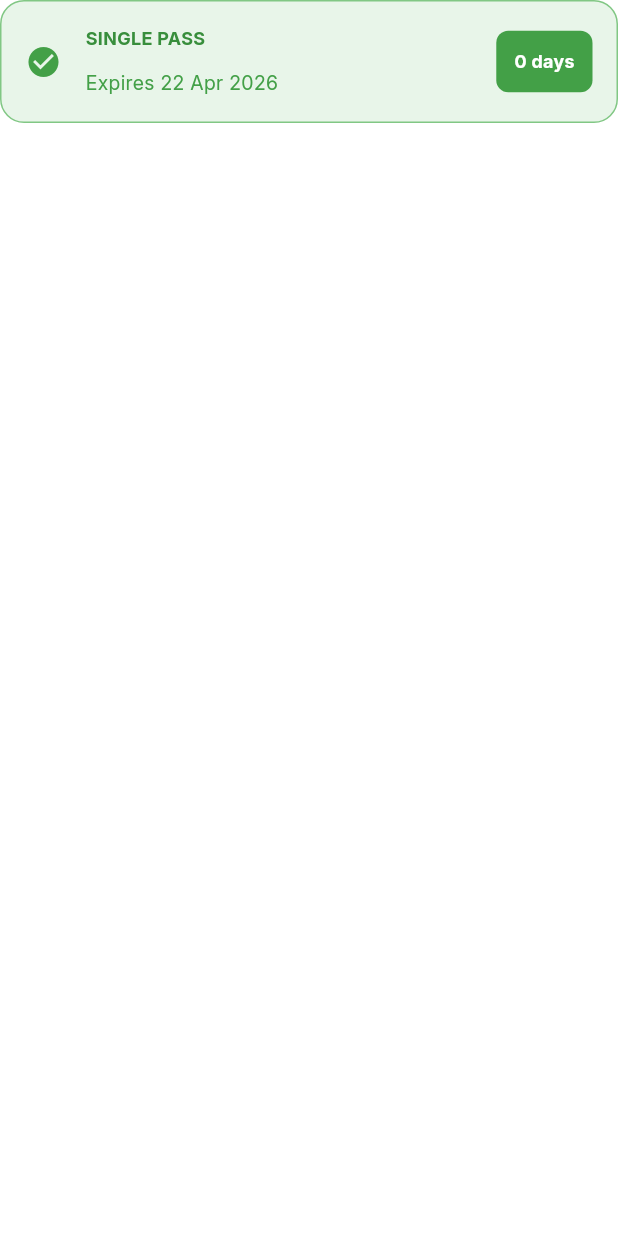
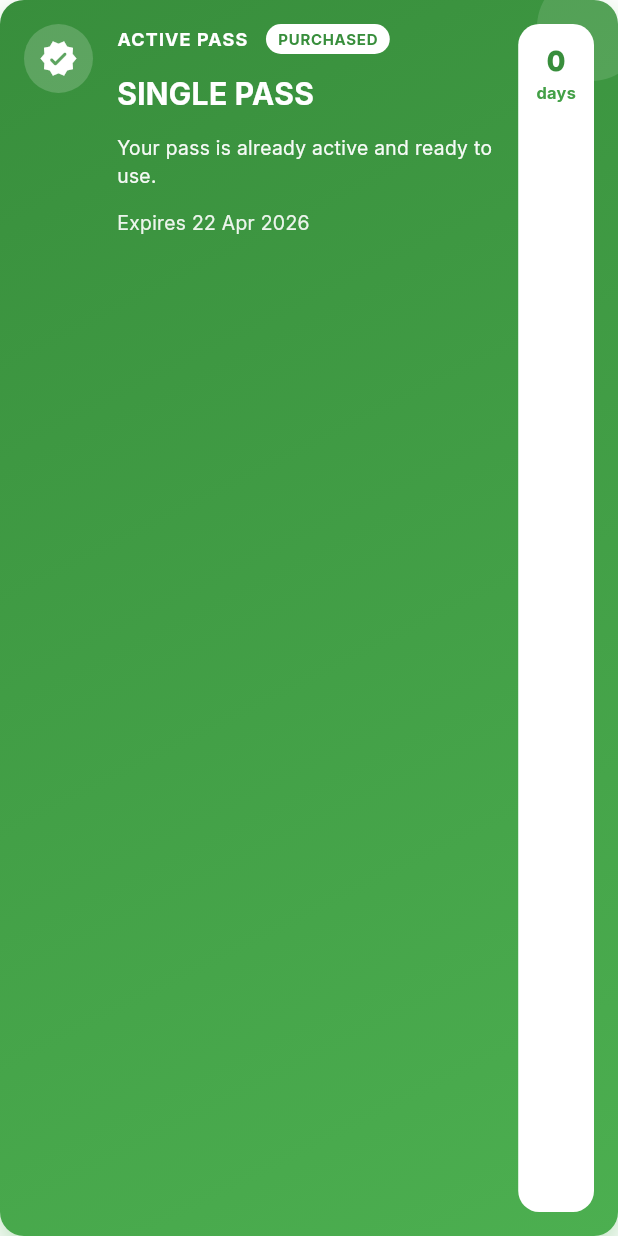
Before and after one commit to hengputh52/velotoulouse, a Flutter app: the ActivePassBanner widget shown alone on an empty page, opened directly with empty values, on a phone screen of 412 x 824 dp. Run offline on Flutter 3.47's test engine with Material 3 defaults, Android fonts, the phone set to English and light mode, and no system bars; our stand-ins replace geolocator, get_it, google_maps_flutter; accounts and stored records are empty; network calls fail.

Commit message:
implement active pass in pass selection

```diff
--- a/lib/data/repositories/pass/pass_repository_firebase.dart
+++ b/lib/data/repositories/pass/pass_repository_firebase.dart
@@ -17,23 +17,32 @@ class FirebasePassRepository implements PassRepository {
       final http.Response response = await http.get(passesUri);
       if (response.statusCode == 200) {
         if (response.body == 'null' || response.body.isEmpty) {
-          print('No active pass found');
+          print('✓ No active pass found for user');
           return null;
         }
         Map<String, dynamic> passesJson = json.decode(response.body);
 
         for (final entry in passesJson.entries) {
-          final pass = PassDto.fromJson(entry.key, entry.value);
+          try {
+            final pass = PassDto.fromJson(
+              entry.key,
+              entry.value as Map<String, dynamic>,
+            );
 
             if (pass.userId == userId && pass.isActive) {
               lastedPass = pass;
             }
+          } catch (e) {
+            print('⚠️ Skipping malformed pass ${entry.key}: $e');
+            continue;
+          }
         }
       } else {
-        throw Exception('No Active Pass Found');
+        throw Exception('No Active Pass Found: ${response.statusCode}');
       }
     } catch (e) {
-      throw Exception('Error loading active pass: $e');
+      print('❌ Error loading active pass: $e');
+      rethrow;
     }
     return lastedPass;
   }
@@ -44,10 +53,15 @@ class FirebasePassRepository implements PassRepository {
       final http.Response response = await http.get(passesUri);
 
       if (response.statusCode == 200) {
+        if (response.body == 'null' || response.body.isEmpty) {
+          return [];
+        }
+
         Map<String, dynamic> passesJson = json.decode(response.body);
         List<Pass> result = [];
 
         for (final entry in passesJson.entries) {
+          try {
             final pass = PassDto.fromJson(
               entry.key,
               entry.value as Map<String, dynamic>,
@@ -56,13 +70,18 @@ class FirebasePassRepository implements PassRepository {
             if (pass.userId == userId) {
               result.add(pass);
             }
+          } catch (e) {
+            print('⚠️ Skipping malformed pass ${entry.key}: $e');
+            continue;
+          }
         }
         return result;
       } else {
-        throw Exception('Failed to load pass history');
+        throw Exception('Failed to load pass history: ${response.statusCode}');
       }
     } catch (e) {
-      throw Exception('Error loading pass history: $e');
+      print('❌ Error loading pass history: $e');
+      rethrow;
     }
   }
 
@@ -91,7 +110,7 @@ class FirebasePassRepository implements PassRepository {
         'expiresAt': now.add(validity).toIso8601String(),
       };
 
-      await http.post(
+      await http.put(
         Uri.https(
           'velotoulouse-42876-default-rtdb.firebaseio.com',
           '/passes/$passId.json',
--- a/lib/main_dev.dart
+++ b/lib/main_dev.dart
@@ -34,7 +34,6 @@ List<InheritedProvider> get devProviders {
     // ============================================
     // 2 - INJECT GLOBAL STATE & VIEWMODELS
     // ============================================
-    ChangeNotifierProvider<AuthState>(create: (_) => AuthState()),
     ChangeNotifierProvider<AuthViewModel>(
       create: (context) => AuthViewModel(
         context.read<AuthRepository>(),
--- a/lib/ui/screens/pass/widgets/active_pass_banner.dart
+++ b/lib/ui/screens/pass/widgets/active_pass_banner.dart
@@ -14,26 +14,105 @@ class ActivePassBanner extends StatelessWidget {
   Widget build(BuildContext context) {
     return Container(
       decoration: BoxDecoration(
-        color: Colors.green.shade50,
-        border: Border.all(color: Colors.green.shade300),
+        gradient: LinearGradient(
+          colors: [Colors.green.shade700, Colors.green.shade500],
+          begin: Alignment.topLeft,
+          end: Alignment.bottomRight,
+        ),
         borderRadius: BorderRadius.circular(AppSpacings.radius),
+        boxShadow: [
+          BoxShadow(
+            color: Colors.green.shade200.withOpacity(0.8),
+            blurRadius: 18,
+            offset: const Offset(0, 8),
           ),
+        ],
+      ),
+      child: Stack(
+        children: [
+          Positioned(
+            top: -18,
+            right: -18,
+            child: Container(
+              width: 72,
+              height: 72,
+              decoration: BoxDecoration(
+                color: Colors.white.withOpacity(0.12),
+                shape: BoxShape.circle,
+              ),
+            ),
+          ),
+          Padding(
             padding: EdgeInsets.all(AppSpacings.m),
             child: Row(
+              crossAxisAlignment: CrossAxisAlignment.start,
               children: [
-          Icon(Icons.check_circle, color: Colors.green.shade600, size: 24),
+                Container(
+                  decoration: BoxDecoration(
+                    color: Colors.white.withOpacity(0.18),
+                    shape: BoxShape.circle,
+                  ),
+                  padding: const EdgeInsets.all(10),
+                  child: const Icon(
+                    Icons.verified_rounded,
+                    color: Colors.white,
+                    size: 26,
+                  ),
+                ),
                 SizedBox(width: AppSpacings.m),
                 Expanded(
                   child: Column(
                     crossAxisAlignment: CrossAxisAlignment.start,
                     mainAxisSize: MainAxisSize.min,
                     children: [
+                      Row(
+                        children: [
+                          const Text(
+                            'ACTIVE PASS',
+                            style: TextStyle(
+                              color: Colors.white,
+                              fontSize: 12,
+                              fontWeight: FontWeight.w800,
+                              letterSpacing: 0.8,
+                            ),
+                          ),
+                          SizedBox(width: AppSpacings.s),
+                          Container(
+                            padding: const EdgeInsets.symmetric(
+                              horizontal: 8,
+                              vertical: 3,
+                            ),
+                            decoration: BoxDecoration(
+                              color: Colors.white,
+                              borderRadius: BorderRadius.circular(999),
+                            ),
+                            child: Text(
+                              'PURCHASED',
+                              style: TextStyle(
+                                color: Colors.green.shade700,
+                                fontSize: 10,
+                                fontWeight: FontWeight.w800,
+                                letterSpacing: 0.5,
+                              ),
+                            ),
+                          ),
+                        ],
+                      ),
+                      SizedBox(height: AppSpacings.s),
                       Text(
                         '${pass.type.name.toUpperCase()} PASS',
+                        style: const TextStyle(
+                          fontSize: 20,
+                          fontWeight: FontWeight.w800,
+                          color: Colors.white,
+                        ),
+                      ),
+                      SizedBox(height: AppSpacings.s),
+                      Text(
+                        'Your pass is already active and ready to use.',
                         style: TextStyle(
-                    fontSize: 12,
-                    fontWeight: FontWeight.w700,
-                    color: Colors.green.shade700,
+                          fontSize: 13,
+                          color: Colors.white.withOpacity(0.95),
                         ),
                       ),
                       SizedBox(height: AppSpacings.s),
@@ -41,28 +120,44 @@ class ActivePassBanner extends StatelessWidget {
                         'Expires ${pass.expiresAt.day} ${_monthName(pass.expiresAt.month)} ${pass.expiresAt.year}',
                         style: TextStyle(
                           fontSize: 13,
-                    color: Colors.green.shade600,
+                          color: Colors.white.withOpacity(0.9),
                         ),
                       ),
                     ],
                   ),
                 ),
+                const SizedBox(width: 12),
                 Container(
                   decoration: BoxDecoration(
-              color: Colors.green.shade600,
-              borderRadius: BorderRadius.circular(8),
+                    color: Colors.white,
+                    borderRadius: BorderRadius.circular(14),
                   ),
                   padding: EdgeInsets.symmetric(
                     horizontal: AppSpacings.s,
                     vertical: AppSpacings.s,
                   ),
-            child: Text(
-              '${pass.daysLeft} days',
-              style: const TextStyle(
-                color: Colors.white,
-                fontSize: 12,
+                  child: Column(
+                    children: [
+                      Text(
+                        '${pass.daysLeft}',
+                        style: TextStyle(
+                          color: Colors.green.shade700,
+                          fontSize: 18,
+                          fontWeight: FontWeight.w900,
+                        ),
+                      ),
+                      Text(
+                        'days',
+                        style: TextStyle(
+                          color: Colors.green.shade600,
+                          fontSize: 11,
                           fontWeight: FontWeight.w700,
                         ),
+                      ),
+                    ],
+                  ),
+                ),
+              ],
             ),
           ),
         ],
```
Also changed, not shown: lib/data/dtos/booking_dto.dart (+19 -12 lines), lib/data/dtos/pass_dto.dart (+16 -10 lines), lib/data/repositories/booking/booking_repository_firebase.dart (+22 -2 lines), lib/ui/screens/pass/pass_selection_content.dart (+14 -3 lines), lib/ui/screens/pass/pass_selection_screen.dart (+10 -4 lines). Lines whose indentation alone changed are shown as unchanged.
